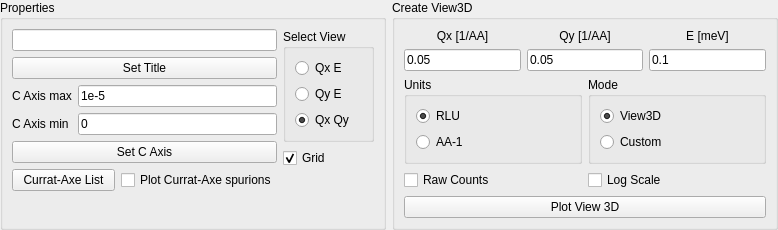
This is src/main/resources/base/Views/View3D.ui in MJOLNIRPackage/MJOLNIR-GUI as Qt 5 draws it before an edit. The edited form follows.
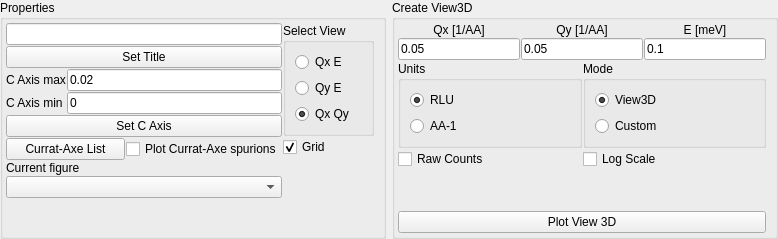
This is the edited form.

Commit message: Update general layout of views Add handler of plotted figures

The edit to the form file:
```diff
--- a/src/main/resources/base/Views/View3D.ui
+++ b/src/main/resources/base/Views/View3D.ui
@@ -7,7 +7,7 @@
     <x>0</x>
     <y>0</y>
     <width>778</width>
-    <height>215</height>
+    <height>239</height>
    </rect>
   </property>
   <property name="sizePolicy">
@@ -44,6 +44,18 @@
       <string>Properties</string>
      </property>
      <layout class="QHBoxLayout" name="horizontalLayout_4">
+      <property name="spacing">
+       <number>1</number>
+      </property>
+      <property name="leftMargin">
+       <number>3</number>
+      </property>
+      <property name="topMargin">
+       <number>3</number>
+      </property>
+      <property name="bottomMargin">
+       <number>3</number>
+      </property>
       <item>
        <layout class="QVBoxLayout" name="verticalLayout_6">
         <item>
@@ -121,7 +133,7 @@
                <string>Set color scale axis of current figure</string>
               </property>
               <property name="text">
-               <string>1e-5</string>
+               <string>0.02</string>
               </property>
              </widget>
             </item>
@@ -169,6 +181,29 @@
           </item>
          </layout>
         </item>
+        <item>
+         <widget class="QLabel" name="label_2">
+          <property name="toolTip">
+           <string>Current Figure</string>
+          </property>
+          <property name="statusTip">
+           <string>Current Figure</string>
+          </property>
+          <property name="text">
+           <string>Current figure</string>
+          </property>
+         </widget>
+        </item>
+        <item>
+         <widget class="QComboBox" name="View3D_figureList_comboBox">
+          <property name="toolTip">
+           <string>Current Figure</string>
+          </property>
+          <property name="statusTip">
+           <string>Current Figure</string>
+          </property>
+         </widget>
+        </item>
         <item>
          <spacer name="verticalSpacer_2">
           <property name="orientation">
@@ -272,7 +307,7 @@
             <property name="sizeHint" stdset="0">
              <size>
               <width>20</width>
-              <height>40</height>
+              <height>0</height>
              </size>
             </property>
            </spacer>
@@ -296,6 +331,18 @@
       <string>Create View3D</string>
      </property>
      <layout class="QVBoxLayout" name="verticalLayout_3">
+      <property name="spacing">
+       <number>1</number>
+      </property>
+      <property name="leftMargin">
+       <number>3</number>
+      </property>
+      <property name="topMargin">
+       <number>3</number>
+      </property>
+      <property name="bottomMargin">
+       <number>3</number>
+      </property>
       <item>
        <layout class="QGridLayout" name="gridLayout">
         <item row="1" column="1">
```
Left out of the diff: 15 changed lines with no effect on the pictures. The commit also changes 11 other files.
